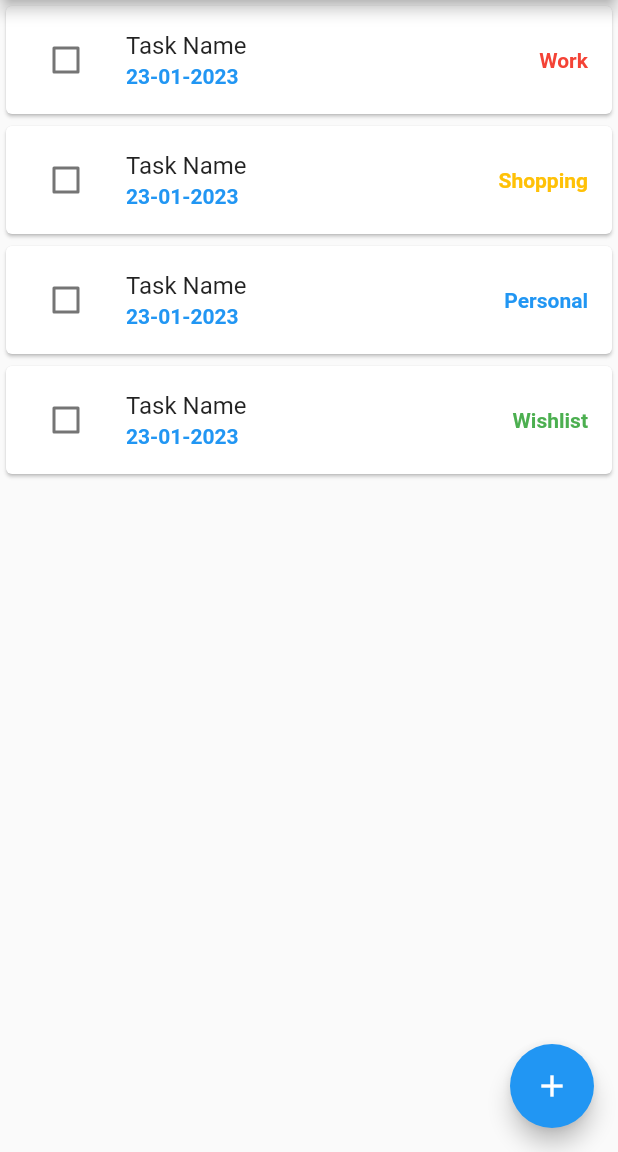
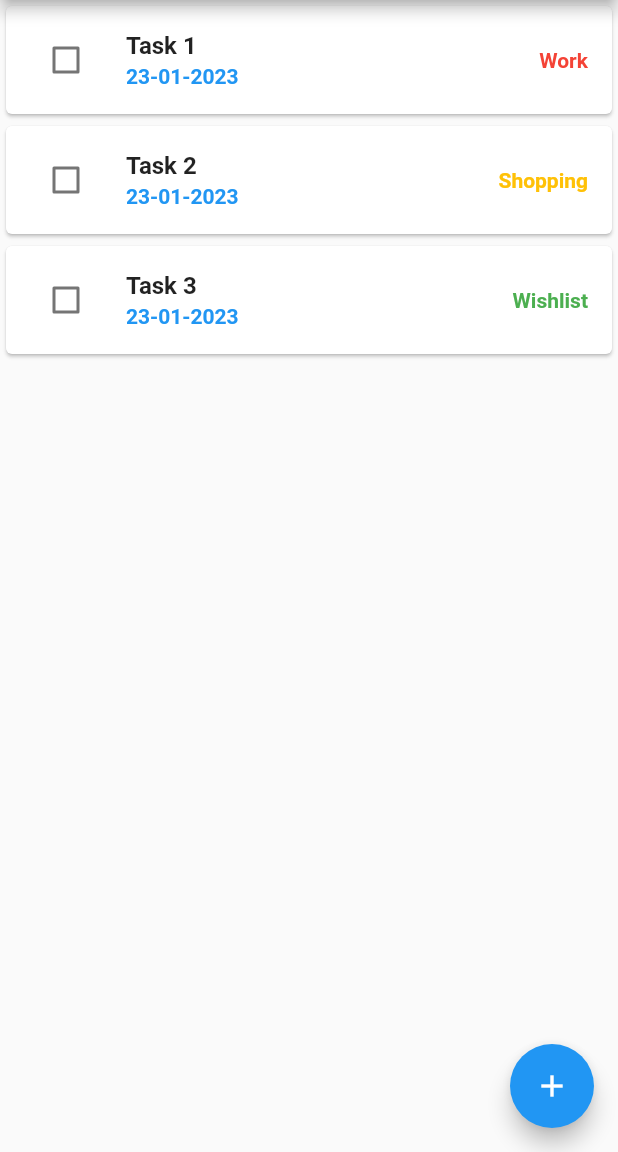
Before and after one commit to a-b-sabbir/Flutter_To-Do, a Flutter app: the screen it shows after launch, on a phone screen of 412 x 824 dp, the part 84-1236 px from its top. Run offline on Flutter 3.47's test engine with Material 2 defaults, Android fonts, the phone set to English and light mode, and no system bars.

```diff
--- a/lib/cardWidget.dart
+++ b/lib/cardWidget.dart
@@ -15,7 +15,10 @@ class CardWidget extends StatelessWidget {
           },
           value: false,
         ),
-        title: Text(model.taskName),
+        title: Text(
+          model.taskName,
+          style: TextStyle(fontWeight: FontWeight.bold),
+        ),
         subtitle: Text(
           model.taskDate,
           style: TextStyle(fontWeight: FontWeight.bold, color: Colors.blue),
--- a/lib/my_home_page.dart
+++ b/lib/my_home_page.dart
@@ -4,8 +4,36 @@ import 'package:to_do/cardWidget.dart';
 import 'package:to_do/model.dart';
 import 'package:to_do/newTaskPage.dart';
 
-class MyHomePage extends StatelessWidget {
+class MyHomePage extends StatefulWidget {
   const MyHomePage({super.key});
+
+  @override
+  State<MyHomePage> createState() => _MyHomePageState();
+}
+
+class _MyHomePageState extends State<MyHomePage> {
+  void addTodo(Model model) {
+    listOfTodo.add(model);
+    setState(() {});
+  }
+
+  List<Model> listOfTodo = [
+    Model(
+        taskName: "Task 1",
+        taskDate: "23-01-2023",
+        type: "Work",
+        status: false),
+    Model(
+        taskName: "Task 2",
+        taskDate: "23-01-2023",
+        type: "Shopping",
+        status: false),
+    Model(
+        taskName: "Task 3",
+        taskDate: "23-01-2023",
+        type: "Wishlist",
+        status: true)
+  ];
 
   @override
   Widget build(BuildContext context) {
@@ -23,39 +51,13 @@ class MyHomePage extends StatelessWidget {
         ],
       ),
       body: ListView(
-        children: [
-          CardWidget(
-              model: Model(
-                  taskName: "Task Name",
-                  taskDate: "23-01-2023",
-                  type: "Work",
-                  status: false)),
-          CardWidget(
-              model: Model(
-                  taskName: "Task Name",
-                  taskDate: "23-01-2023",
-                  type: "Shopping",
-                  status: false)),
-          CardWidget(
-              model: Model(
-                  taskName: "Task Name",
-                  taskDate: "23-01-2023",
-                  type: "Personal",
-                  status: false)),
-          CardWidget(
-              model: Model(
-                  taskName: "Task Name",
-                  taskDate: "23-01-2023",
-                  type: "Wishlist",
-                  status: true)),
-        ],
-      ),
+          children: listOfTodo.map((e) => CardWidget(model: e)).toList()),
       floatingActionButton: FloatingActionButton(
         onPressed: () {
           Navigator.push(
               context,
               MaterialPageRoute(
-                builder: (context) => NewTaskPage(),
+                builder: (child) => NewTaskPage(addTodo: addTodo),
               ));
         },
         child: Icon(Icons.add),
```
Also changed, not shown: lib/newTaskPage.dart (+24 -5 lines).
